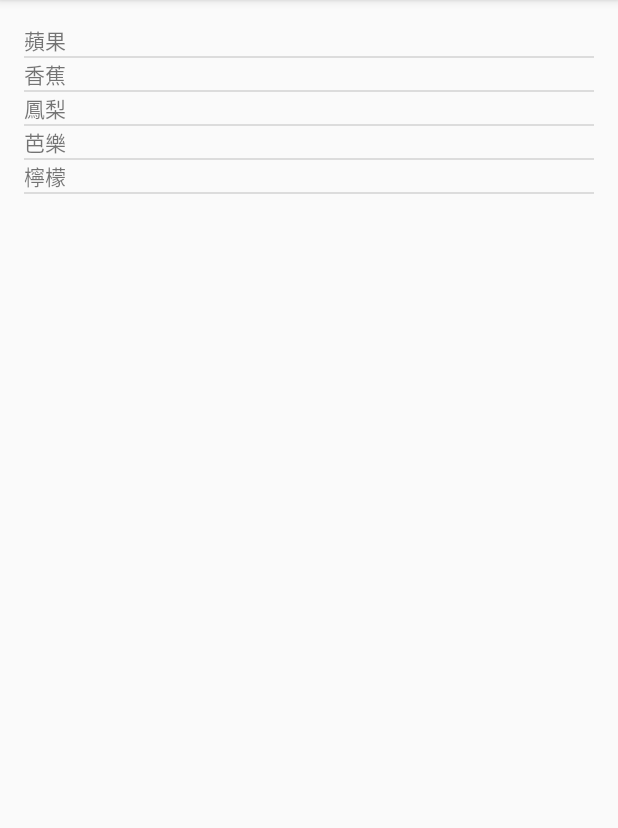
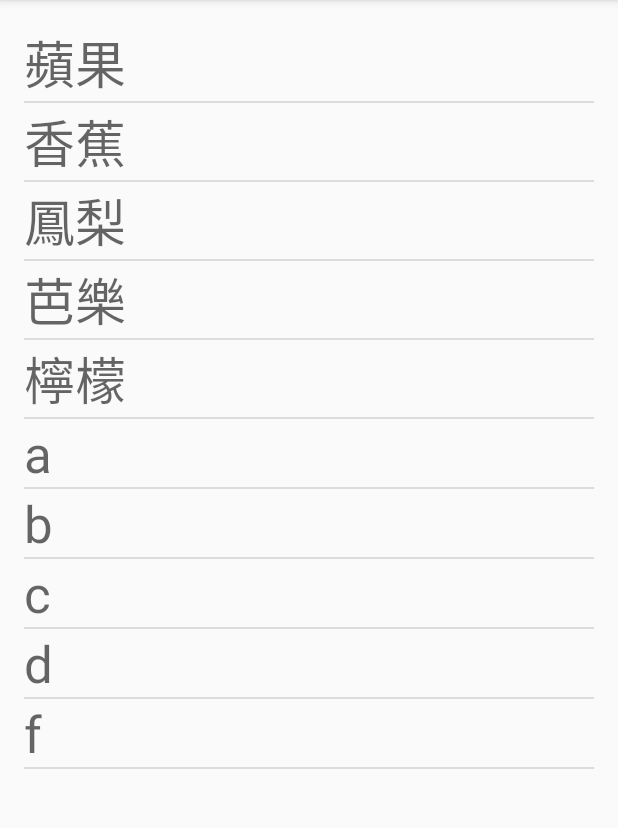
Before and after one commit to pechentw/YVN110305A, an Android app: the screen it shows after launch (MainActivity), on a phone screen of 412 x 824 dp, the part 84-912 px from its top. Run offline under Robolectric (Android 15) with nearby library versions, the phone set to English and light mode, and no system bars.

Commit message:
to 3rd code setup myown layout

```diff
--- a/app/src/main/java/com/soho/yvtc/yvn110305a/MainActivity.java
+++ b/app/src/main/java/com/soho/yvtc/yvn110305a/MainActivity.java
@@ -2,6 +2,7 @@ package com.soho.yvtc.yvn110305a;
 
 import android.support.v7.app.AppCompatActivity;
 import android.os.Bundle;
+import android.view.LayoutInflater;
 import android.view.View;
 import android.view.ViewGroup;
 import android.widget.BaseAdapter;
@@ -10,7 +11,7 @@ import android.widget.TextView;
 
 public class MainActivity extends AppCompatActivity {
     ListView lv;
-    String[] fruits = {"蘋果", "香蕉", "鳳梨", "芭樂", "檸檬"};
+    String[] fruits = {"蘋果", "香蕉", "鳳梨", "芭樂", "檸檬","a","b","c","d","f"};
 
     @Override
     protected void onCreate(Bundle savedInstanceState) {
@@ -35,9 +36,12 @@ public class MainActivity extends AppCompatActivity {
         }
         @Override
         public View getView(int position, View convertView, ViewGroup parent) {
-            TextView tv = new TextView(MainActivity.this);
+            LayoutInflater inflater = LayoutInflater.from(MainActivity.this);
+            View v = inflater.inflate(R.layout.myitem, null);
+
+            TextView tv = (TextView) v.findViewById(R.id.textView);
             tv.setText(fruits[position]);
-            return tv;
+            return v;
         }
     }
 }
--- /dev/null
+++ b/app/src/main/res/layout/myitem.xml
@@ -0,0 +1,12 @@
+<?xml version="1.0" encoding="utf-8"?>
+<LinearLayout xmlns:android="http://schemas.android.com/apk/res/android"
+    android:orientation="vertical" android:layout_width="match_parent"
+    android:layout_height="match_parent">
+
+    <TextView
+        android:text="TextView"
+        android:layout_width="match_parent"
+        android:layout_height="wrap_content"
+        android:id="@+id/textView"
+        android:textAppearance="@style/TextAppearance.AppCompat.Display1" />
+</LinearLayout>
```
